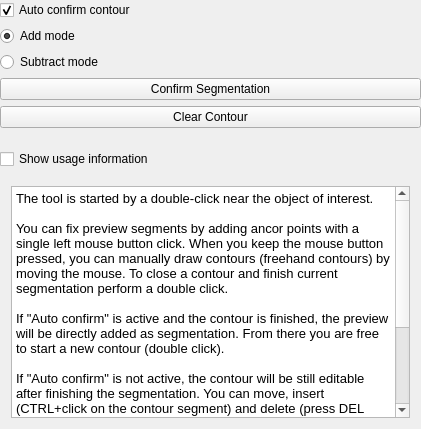
MITK/MITK, file Modules/SegmentationUI/Qmitk/QmitkEditableContourToolGUIControls.ui: the form before one commit.
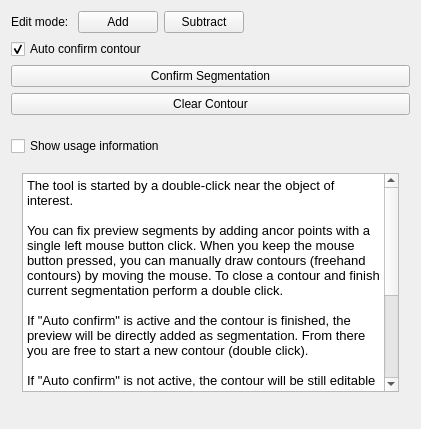
The form after the commit.

Commit message: Reworked UIs for editable contour tools (lasso, live wire) to allow always the mode selection (not just when auto confirm is not activate)

```diff
--- a/Modules/SegmentationUI/Qmitk/QmitkEditableContourToolGUIControls.ui
+++ b/Modules/SegmentationUI/Qmitk/QmitkEditableContourToolGUIControls.ui
@@ -26,20 +26,68 @@
    <string>QmitkEditableContourToolGUIControls</string>
   </property>
   <layout class="QVBoxLayout" name="verticalLayout">
-   <property name="leftMargin">
-    <number>0</number>
-   </property>
-   <property name="topMargin">
-    <number>0</number>
-   </property>
-   <property name="rightMargin">
-    <number>0</number>
-   </property>
-   <property name="bottomMargin">
-    <number>0</number>
-   </property>
+   <item>
+    <layout class="QHBoxLayout" name="horizontalLayout_2">
+     <item>
+      <widget class="QLabel" name="label">
+       <property name="text">
+        <string>Edit mode: </string>
+       </property>
+      </widget>
+     </item>
+     <item>
+      <widget class="QPushButton" name="m_AddBtn">
+       <property name="text">
+        <string>Add</string>
+       </property>
+       <property name="iconSize">
+        <size>
+         <width>16</width>
+         <height>16</height>
+        </size>
+       </property>
+       <property name="checkable">
+        <bool>true</bool>
+       </property>
+      </widget>
+     </item>
    <item>
-    <layout class="QVBoxLayout" name="verticalLayout_2">
+      <widget class="QPushButton" name="m_SubtractBtn">
+       <property name="minimumSize">
+        <size>
+         <width>0</width>
+         <height>0</height>
+        </size>
+       </property>
+       <property name="text">
+        <string>Subtract</string>
+       </property>
+       <property name="iconSize">
+        <size>
+         <width>16</width>
+         <height>16</height>
+        </size>
+       </property>
+       <property name="checkable">
+        <bool>true</bool>
+       </property>
+      </widget>
+     </item>
+     <item>
+      <spacer name="horizontalSpacer">
+       <property name="orientation">
+        <enum>Qt::Horizontal</enum>
+       </property>
+       <property name="sizeHint" stdset="0">
+        <size>
+         <width>40</width>
+         <height>20</height>
+        </size>
+       </property>
+      </spacer>
+     </item>
+    </layout>
+   </item>
      <item>
       <widget class="QCheckBox" name="m_AutoCheck">
        <property name="text">
@@ -50,29 +98,6 @@
        </property>
       </widget>
      </item>
-     <item>
-      <widget class="QRadioButton" name="m_AddMode">
-       <property name="toolTip">
-        <string>The contour will be added as segmentation for the active label.</string>
-       </property>
-       <property name="text">
-        <string>Add mode</string>
-       </property>
-       <property name="checked">
-        <bool>true</bool>
-       </property>
-      </widget>
-     </item>
-     <item>
-      <widget class="QRadioButton" name="m_SubtractMode">
-       <property name="toolTip">
-        <string>If confirmed the contour will be added as background, thus it will be subtracted from the active label.</string>
-       </property>
-       <property name="text">
-        <string>Subtract mode</string>
-       </property>
-      </widget>
-     </item>
      <item>
       <widget class="QPushButton" name="m_ConfirmButton">
        <property name="text">
@@ -128,9 +153,10 @@
           </property>
           <property name="html">
            <string>&lt;!DOCTYPE HTML PUBLIC &quot;-//W3C//DTD HTML 4.0//EN&quot; &quot;http://www.w3.org/TR/REC-html40/strict.dtd&quot;&gt;
-&lt;html&gt;&lt;head&gt;&lt;meta name=&quot;qrichtext&quot; content=&quot;1&quot; /&gt;&lt;style type=&quot;text/css&quot;&gt;
+&lt;html&gt;&lt;head&gt;&lt;meta name=&quot;qrichtext&quot; content=&quot;1&quot; /&gt;&lt;meta charset=&quot;utf-8&quot; /&gt;&lt;style type=&quot;text/css&quot;&gt;
 p, li { white-space: pre-wrap; }
-&lt;/style&gt;&lt;/head&gt;&lt;body style=&quot; font-family:'MS Shell Dlg 2'; font-size:12pt; font-weight:400; font-style:normal;&quot;&gt;
+hr { height: 1px; border-width: 0; }
+&lt;/style&gt;&lt;/head&gt;&lt;body style=&quot; font-family:'Segoe UI'; font-size:12pt; font-weight:400; font-style:normal;&quot;&gt;
 &lt;p style=&quot; margin-top:0px; margin-bottom:0px; margin-left:0px; margin-right:0px; -qt-block-indent:0; text-indent:0px;&quot;&gt;&lt;span style=&quot; font-family:'Sans'; font-size:10pt;&quot;&gt;The tool is started by a double-click near the object of interest.&lt;/span&gt;&lt;/p&gt;
 &lt;p style=&quot;-qt-paragraph-type:empty; margin-top:0px; margin-bottom:0px; margin-left:0px; margin-right:0px; -qt-block-indent:0; text-indent:0px; font-family:'Sans'; font-size:10pt;&quot;&gt;&lt;br /&gt;&lt;/p&gt;
 &lt;p style=&quot; margin-top:0px; margin-bottom:0px; margin-left:0px; margin-right:0px; -qt-block-indent:0; text-indent:0px;&quot;&gt;&lt;span style=&quot; font-family:'Sans'; font-size:10pt;&quot;&gt;You can fix preview segments by adding ancor points with a single left mouse button click. When you keep the mouse button pressed, you can manually draw contours (freehand contours) by moving the mouse. To close a contour and finish current segmentation perform a double click.&lt;/span&gt;&lt;/p&gt;
@@ -146,7 +172,21 @@
        </layout>
       </widget>
      </item>
-    </layout>
+   <item>
+    <spacer name="verticalSpacer_3">
+     <property name="orientation">
+      <enum>Qt::Vertical</enum>
+     </property>
+     <property name="sizeType">
+      <enum>QSizePolicy::Fixed</enum>
+     </property>
+     <property name="sizeHint" stdset="0">
+      <size>
+       <width>20</width>
+       <height>15</height>
+      </size>
+     </property>
+    </spacer>
    </item>
   </layout>
  </widget>
```
Lines whose indentation alone changed are shown as unchanged. The commit also changes 5 other files.
